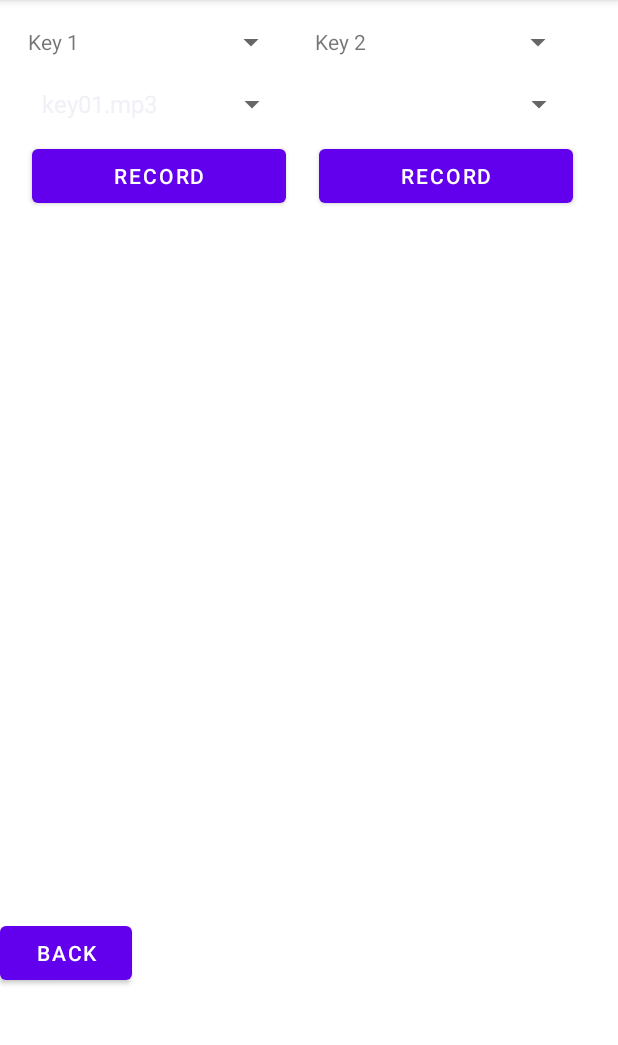
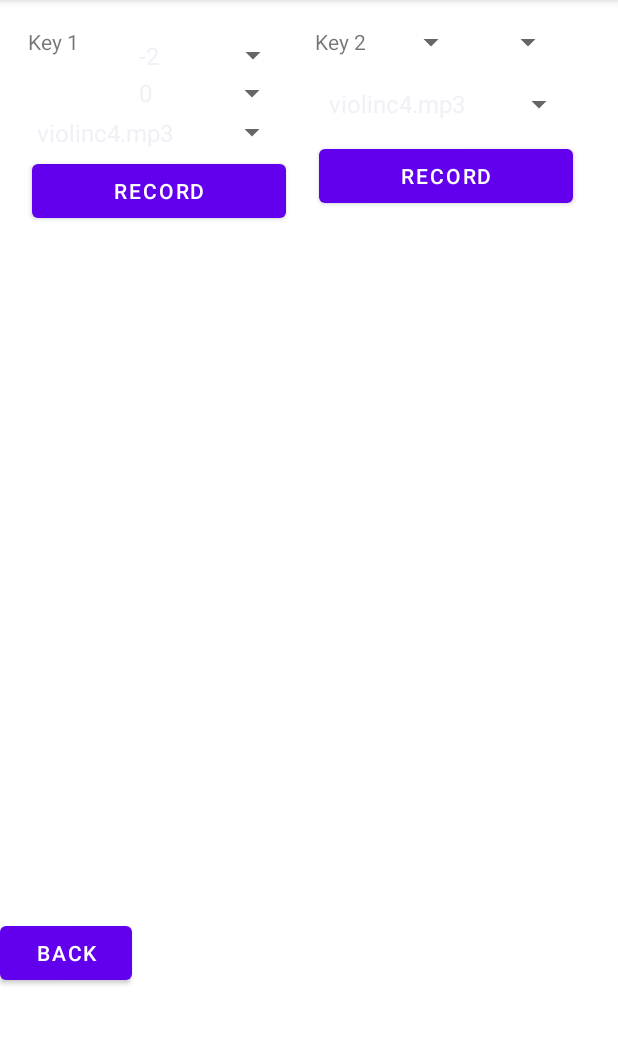
Before and after one commit to TheCatchyName/GyroSound, an Android app: the screen it shows after launch (EditSound), after a tap on "EDIT SOUND", on a phone screen of 412 x 824 dp, the part 84-1129 px from its top. Run offline under Robolectric (Android 15) with nearby library versions, the phone set to English and light mode, and no system bars; 3 statements that could not run were skipped.

Commit message:
feat(pitch): added octave and semitone selection for 1 button

```diff
--- a/app/src/main/java/sg/marcu/gyrosound/DataRepository.kt
+++ b/app/src/main/java/sg/marcu/gyrosound/DataRepository.kt
@@ -9,7 +9,8 @@ class DataRepository{
     private var mLiveSounds = MutableLiveData<HashMap<Int, File>>()
     private var mSoundSelections = IntArray(8)
     private var mSoundStreams = IntArray(8)
-    private var mPitches = FloatArray(8)
+    private var mSemitones = IntArray(8)
+    private var mOctaves = IntArray(8)
 
     companion object {
         private var INSTANCE: DataRepository? = null
@@ -45,11 +46,19 @@ class DataRepository{
         return mSoundStreams
     }
 
-    fun setPitch(pitchArray: FloatArray) {
-        mPitches = pitchArray
+    fun setSemitone(semitoneArray: IntArray) {
+        mSemitones = semitoneArray
     }
 
-    fun getPitch(): FloatArray {
-        return mPitches
+    fun getSemitone(): IntArray {
+        return mSemitones
+    }
+
+    fun setOctave(octaveArray: IntArray) {
+        mOctaves = octaveArray
+    }
+
+    fun getOctave(): IntArray {
+        return mOctaves
     }
 }
--- a/app/src/main/java/sg/marcu/gyrosound/EditKeyFragment.kt
+++ b/app/src/main/java/sg/marcu/gyrosound/EditKeyFragment.kt
@@ -13,12 +13,10 @@ import android.util.Log
 import android.view.LayoutInflater
 import android.view.View
 import android.view.ViewGroup
-import android.widget.AdapterView
+import android.widget.*
 import android.widget.AdapterView.OnItemSelectedListener
-import android.widget.ArrayAdapter
-import android.widget.Button
-import android.widget.Spinner
 import androidx.annotation.RequiresApi
+import androidx.constraintlayout.widget.ConstraintLayout
 import androidx.core.app.ActivityCompat
 import androidx.core.content.ContextCompat
 import androidx.fragment.app.Fragment
@@ -35,7 +33,7 @@ class EditKeyFragment() : Fragment() {
 
     private var soundFiles = hashMapOf<Int, File>()
 
-    private var buttonNum: Int = 0
+//    private var buttonNum: Int = 0
 
     private lateinit var recordButton: Button
 
@@ -64,13 +62,13 @@ class EditKeyFragment() : Fragment() {
     override fun onStart() {
         super.onStart()
 
-        buttonNum = (activity as EditSound).getButtonNum(this)
+//        buttonNum = (activity as EditSound).getButtonNum(this)
 
         //viewModel.addSoundFile(File("/storage"))
 
         viewModel.getSoundFiles().observe(viewLifecycleOwner, {
             soundFiles = it
-            setSpinner()
+            setAllButtons()
         })
 
         val audioDir = File(requireActivity().getExternalFilesDir(Environment.DIRECTORY_MUSIC), "AudioMemos")
@@ -128,9 +126,76 @@ class EditKeyFragment() : Fragment() {
         }
     }
 
-    fun setSpinner(){
+    fun setAllButtons() {
+
+        val tab = requireActivity().findViewById<TableLayout>(R.id.editTableLayout)
+        var buttonNum = 0
+        for (i in 0..tab.childCount - 1) {
+            val row = tab.getChildAt(i) as TableRow
+            for (j in 0..row.childCount - 1) {
+                val constraintLayout = row.getChildAt(j) as ConstraintLayout
+                val pitchSpinner = constraintLayout.getChildAt(1) as Spinner
+                setSemitoneSpinner(pitchSpinner, buttonNum)
+                val octaveSpinner = constraintLayout.getChildAt(2) as Spinner
+                setOctaveSpinner(octaveSpinner, buttonNum)
+                val soundSpinner = constraintLayout.getChildAt(3) as Spinner
+                setSoundSpinner(soundSpinner, buttonNum)
+                val recordButton = constraintLayout.getChildAt(4) as Button
+                buttonNum += 1
+            }
+        }
+
+    }
+
+    fun setSemitoneSpinner(spinner: Spinner, buttonNum: Int) {
+
+        spinnerAdapterInstance = ArrayAdapter<String>(requireActivity().applicationContext, android.R.layout.simple_spinner_item, arrayOf("-6","-5","-4","-3","-2","-1","0","+1","+2","+3","+4","+5","+6"))
+        spinner.adapter = spinnerAdapterInstance
+
+        val existingSelection = viewModel.getSelectedSemitone(buttonNum) //get the viewmodel's existing selection
+        spinner.setSelection(spinnerAdapterInstance.getPosition(existingSelection.toString())) //find the equivalent position on the spinner, then set it to the active selection
+
+        spinner.onItemSelectedListener = object: OnItemSelectedListener{
+            override fun onNothingSelected(p0: AdapterView<*>?) {
+                TODO("Not yet implemented")
+            }
+
+            override fun onItemSelected(p0: AdapterView<*>?, p1: View?, p2: Int, p3: Long) {
+                if (p0 !== null) {
+                    val pickedSemitone = p0.getItemAtPosition(p2).toString().toInt()
+                    viewModel.setSemitone(buttonNum, pickedSemitone)
+                }
+            }
+        }
+
+    }
+
+    fun setOctaveSpinner(spinner: Spinner, buttonNum: Int) {
+
+        spinnerAdapterInstance = ArrayAdapter<String>(requireActivity().applicationContext, android.R.layout.simple_spinner_item, arrayOf("-3","-2","-1","0","+1","+2","+3"))
+        spinner.adapter = spinnerAdapterInstance
+
+        val existingSelection = viewModel.getSelectedOctave(buttonNum) //get the viewmodel's existing selection
+        spinner.setSelection(spinnerAdapterInstance.getPosition(existingSelection.toString())) //find the equivalent position on the spinner, then set it to the active selection
+
+        spinner.onItemSelectedListener = object: OnItemSelectedListener{
+            override fun onNothingSelected(p0: AdapterView<*>?) {
+                TODO("Not yet implemented")
+            }
+
+            override fun onItemSelected(p0: AdapterView<*>?, p1: View?, p2: Int, p3: Long) {
+                if (p0 !== null) {
+                    val pickedOctave = p0.getItemAtPosition(p2).toString().toInt()
+                    viewModel.setOctave(buttonNum, pickedOctave)
+                }
+            }
+        }
+
+    }
+
+    fun setSoundSpinner(spinner: Spinner, buttonNum: Int){
         spinnerAdapterInstance = ArrayAdapter<String>(requireActivity().applicationContext, android.R.layout.simple_spinner_item, soundFiles.map{k -> k.value.toString().split("/")[k.value.toString().split("/").size - 1]})
-        val spinner = requireActivity().findViewById<Spinner>(R.id.sound_spinner0)
+//        val spinner = requireActivity().findViewById<Spinner>(R.id.sound_spinner0)
         spinner.adapter = spinnerAdapterInstance
 
         spinner.setSelection(viewModel.getSoundSelected(buttonNum) - 1)
--- a/app/src/main/java/sg/marcu/gyrosound/KeyFragment.kt
+++ b/app/src/main/java/sg/marcu/gyrosound/KeyFragment.kt
@@ -46,22 +46,15 @@ class KeyFragment: Fragment(), View.OnTouchListener {
             }
         }
 
-        viewModel.setSelection(0, 1)
-        viewModel.setSelection(1, 1)
-        viewModel.setSelection(2, 1)
-        viewModel.setSelection(3, 1)
-        viewModel.setSelection(4, 3)
-        viewModel.setSelection(5, 3)
-        viewModel.setSelection(6, 3)
-        viewModel.setSelection(7, 3)
-        viewModel.setBaseFreq(0, 1.0f)
-        viewModel.setBaseFreq(1, 2.0f)
-        viewModel.setBaseFreq(2, 4.0f)
-        viewModel.setBaseFreq(3, 8.0f)
-        viewModel.setBaseFreq(4, 1.0f)
-        viewModel.setBaseFreq(5, 2.0f)
-        viewModel.setBaseFreq(6, 4.0f)
-        viewModel.setBaseFreq(7, 8.0f)
+//        viewModel.setSelection(0, 3)
+//        viewModel.setSelection(1, 3)
+//        viewModel.setSelection(2, 3)
+//        viewModel.setSelection(3, 3)
+//        viewModel.setSelection(4, 3)
+//        viewModel.setSelection(5, 3)
+//        viewModel.setSelection(6, 3)
+//        viewModel.setSelection(7, 3)
+//        viewModel.initBaseSemitones()
     }
 
 
--- a/app/src/main/java/sg/marcu/gyrosound/MainActivity.kt
+++ b/app/src/main/java/sg/marcu/gyrosound/MainActivity.kt
@@ -52,6 +52,8 @@ class MainActivity : AppCompatActivity(), SensorEventListener, LifecycleOwner {
         writeRawFileToExternal("violinc4.mp3", R.raw.violinc4)
 
         Log.d("CheckViewModel", "Main Activity ${viewModel}")
+
+        viewModel.init()
 
         /*
         supportFragmentManager
--- a/app/src/main/java/sg/marcu/gyrosound/MainActivityViewModel.kt
+++ b/app/src/main/java/sg/marcu/gyrosound/MainActivityViewModel.kt
@@ -17,13 +17,15 @@ class MainActivityViewModel(application: Application) : AndroidViewModel(applica
     private var soundSelections = IntArray(8) // the soundSelections (any int) of button 1 to 8 (aka the track id that is selected, number ranges from 1 to as many tracks as therer are)
     private var streamIds = IntArray(8) // the streamid (any int) of button 1 to 8 (stream ids are generated dynamically)
     private var sounds: HashMap<Int, File> = hashMapOf<Int, File>() //maps soundid to soundfile
-    private var pitches = FloatArray(8)
+    private var semitone = IntArray(8)
+    private var octave = IntArray(8)
 
     private var liveSounds = MutableLiveData<HashMap<Int,File>>()
     private var liveSoundSelection: MutableLiveData<IntArray> = MutableLiveData<IntArray>()
 
     private var _freq = MutableLiveData<Float>() //global frequency modiifier according tto gyroscope
     private var baseVal = 1.25f
+    private var two = 2.0f
 
     fun addSoundFile(file: File ) {
         val newSoundId = soundPool.load(file.absolutePath ?: "", 1) // load the corresponding track
@@ -45,12 +47,13 @@ class MainActivityViewModel(application: Application) : AndroidViewModel(applica
     fun playSound(buttonNum: Int) {
         soundSelections = DataRepository.getInstance().getSoundSelection()
         streamIds = DataRepository.getInstance().getStreamId()
-        pitches = DataRepository.getInstance().getPitch()
+        semitone = DataRepository.getInstance().getSemitone()
+        octave = DataRepository.getInstance().getOctave()
         if (streamIds[buttonNum] != 0) {
             soundPool.resume(streamIds[buttonNum])
             Log.d("sounds", "resume playing: stream: ${streamIds[buttonNum]}, buttonnnum: $buttonNum, soundid: ${soundSelections[buttonNum]}")
         } else {
-            val newStreamId = soundPool.play(soundSelections[buttonNum], 1F, 1F, 0, -1, _freq.value!!.toFloat() * pitches[buttonNum])
+            val newStreamId = soundPool.play(soundSelections[buttonNum], 1F, 1F, 0, -1, baseVal.pow(_freq.value!!.toFloat()) * two.pow((semitone[buttonNum] + 12 * octave[buttonNum])/12))
             streamIds[buttonNum] = newStreamId
             DataRepository.getInstance().setStreamId(streamIds)
             Log.d("sounds", "created: newStreamId: ${newStreamId}, buttonnnum: $buttonNum, soundid: ${soundSelections[buttonNum]}")
@@ -62,19 +65,45 @@ class MainActivityViewModel(application: Application) : AndroidViewModel(applica
 //        streamIds[buttonNum] = 0
     }
 
-    fun changeFreq(newFreq: Float) {
+    fun changeFreq(newFreq: Float) { //sets the base frequency according to gyroscope inout
         _freq.value = newFreq
-        pitches = DataRepository.getInstance().getPitch()
-        for (buttonNumber in streamIds) { //iterate through all buttons and change their stream if it is not 0
-            if (streamIds[buttonNumber] != 0) {
-                soundPool.setRate(streamIds[buttonNumber], baseVal.pow(_freq.value!!) * pitches[buttonNumber])
+        semitone = DataRepository.getInstance().getSemitone()
+        octave = DataRepository.getInstance().getOctave()
+        for (buttonNum in streamIds) { //iterate through all buttons and change their stream if it is not 0
+            if (streamIds[buttonNum] != 0) {
+                soundPool.setRate(streamIds[buttonNum], baseVal.pow(_freq.value!!.toFloat()) * two.pow((semitone[buttonNum] + 12 * octave[buttonNum])/12))
             }
         }
     }
 
-    fun setBaseFreq(buttonNum: Int, freqFloat: Float) {
-        pitches[buttonNum] = freqFloat
-        DataRepository.getInstance().setPitch(pitches)
+    fun setSemitone(buttonNum: Int, newSemitone: Int) {
+        semitone[buttonNum] = newSemitone
+        DataRepository.getInstance().setSemitone(semitone)
+        Log.d("sounds", "set semitone for buttonnnum $buttonNum, semitone selection: ${newSemitone}")
+    }
+
+    fun getSelectedSemitone(buttonNum: Int): Int {
+        return DataRepository.getInstance().getSemitone()[buttonNum]
+    }
+
+    fun getSelectedOctave(buttonNum: Int): Int {
+        return DataRepository.getInstance().getOctave()[buttonNum]
+    }
+
+    fun setOctave(buttonNum: Int, newOctave: Int) {
+        octave[buttonNum] = newOctave
+        DataRepository.getInstance().setOctave(octave)
+        Log.d("sounds", "set octave for buttonnnum $buttonNum, octave selection: ${newOctave}")
+    }
+
+    fun init() {
+        var semitoneBase = -2
+        for (i in 0 .. 7) {
+            setSemitone(i, semitoneBase)
+            setOctave(i, 0)
+            setSelection(i, 3)
+            semitoneBase += 1
+        }
     }
 
     fun getSoundFiles(): LiveData<HashMap<Int,File>> {
--- a/app/src/main/res/layout/fragment_edit_key.xml
+++ b/app/src/main/res/layout/fragment_edit_key.xml
@@ -9,6 +9,7 @@
     tools:context=".EditKeyFragment">
 
     <TableLayout
+        android:id="@+id/editTableLayout"
         android:layout_width="384dp"
         android:layout_height="601dp"
         android:layout_margin="10dp"
@@ -22,7 +23,7 @@
 
             <androidx.constraintlayout.widget.ConstraintLayout
                 android:layout_width="191dp"
-                android:layout_height="130dp">
+                android:layout_height="150dp">
 
                 <TextView
                     android:id="@+id/textView0"
@@ -36,29 +37,42 @@
                     app:layout_constraintTop_toTopOf="parent" />
 
                 <Spinner
+                    android:id="@+id/pitch_spinner0"
+                    android:layout_width="108dp"
+                    android:layout_height="30dp"
+                    android:layout_marginTop="12dp"
+                    android:contentDescription="change pitch"
+                    android:tag="0"
+                    app:layout_constraintEnd_toEndOf="parent"
+                    app:layout_constraintHorizontal_bias="0.788"
+                    app:layout_constraintStart_toEndOf="@+id/textView0"
+                    app:layout_constraintTop_toTopOf="parent"
+                    tools:ignore="TouchTargetSizeCheck" />
+
+                <Spinner
+                    android:id="@+id/octave_spinner0"
+                    android:layout_width="107dp"
+                    android:layout_height="24dp"
+                    android:layout_marginTop="40dp"
+                    android:contentDescription="change pitch"
+                    android:tag="0"
+                    app:layout_constraintEnd_toEndOf="parent"
+                    app:layout_constraintHorizontal_bias="0.892"
+                    app:layout_constraintStart_toStartOf="parent"
+                    app:layout_constraintTop_toTopOf="parent"
+                    tools:ignore="TouchTargetSizeCheck" />
+
+                <Spinner
                     android:id="@+id/sound_spinner0"
-                    android:layout_width="172dp"
-                    android:layout_height="48dp"
-                    android:layout_marginTop="8dp"
+                    android:layout_width="175dp"
+                    android:layout_height="30dp"
+                    android:layout_marginTop="36dp"
                     android:contentDescription="Recorded Sounds"
                     android:tag="0"
                     app:layout_constraintEnd_toEndOf="parent"
-                    app:layout_constraintHorizontal_bias="0.503"
+                    app:layout_constraintHorizontal_bias="0.421"
                     app:layout_constraintStart_toStartOf="parent"
                     app:layout_constraintTop_toBottomOf="@+id/textView0" />
-
-                <Spinner
-                    android:id="@+id/pitch_spinner0"
-                    android:layout_width="131dp"
-                    android:layout_height="19dp"
-                    android:layout_marginTop="8dp"
-                    android:contentDescription="change pitch"
-                    android:tag="0"
-                    app:layout_constraintEnd_toEndOf="parent"
-                    app:layout_constraintHorizontal_bias="0.411"
-                    app:layout_constraintStart_toEndOf="@+id/textView0"
-                    app:layout_constraintTop_toTopOf="parent"
-                    tools:ignore="TouchTargetSizeCheck" />
 
                 <Button
                     android:id="@+id/record_button0"
@@ -92,6 +106,32 @@
                     app:layout_constraintTop_toTopOf="parent" />
 
                 <Spinner
+                    android:id="@+id/pitch_spinner1"
+                    android:layout_width="53dp"
+                    android:layout_height="19dp"
+                    android:layout_marginTop="8dp"
+                    android:contentDescription="change pitch"
+                    android:tag="0"
+                    app:layout_constraintEnd_toEndOf="parent"
+                    app:layout_constraintHorizontal_bias="0.147"
+                    app:layout_constraintStart_toEndOf="@+id/textView1"
+                    app:layout_constraintTop_toTopOf="parent"
+                    tools:ignore="TouchTargetSizeCheck" />
+
+                <Spinner
+                    android:id="@+id/octave_spinner1"
+                    android:layout_width="53dp"
+                    android:layout_height="19dp"
+                    android:layout_marginTop="8dp"
+                    android:contentDescription="change pitch"
+                    android:tag="0"
+                    app:layout_constraintEnd_toEndOf="parent"
+                    app:layout_constraintHorizontal_bias="0.411"
+                    app:layout_constraintStart_toEndOf="@id/pitch_spinner1"
+                    app:layout_constraintTop_toTopOf="parent"
+                    tools:ignore="TouchTargetSizeCheck" />
+
+                <Spinner
                     android:id="@+id/sound_spinner1"
                     android:layout_width="172dp"
                     android:layout_height="48dp"
@@ -102,19 +142,6 @@
                     app:layout_constraintHorizontal_bias="0.503"
                     app:layout_constraintStart_toStartOf="parent"
                     app:layout_constraintTop_toBottomOf="@+id/textView1" />
-
-                <Spinner
-                    android:id="@+id/pitch_spinner1"
-                    android:layout_width="131dp"
-                    android:layout_height="19dp"
-                    android:layout_marginTop="8dp"
-                    android:contentDescription="change pitch"
-                    android:tag="0"
-                    app:layout_constraintEnd_toEndOf="parent"
-                    app:layout_constraintHorizontal_bias="0.411"
-                    app:layout_constraintStart_toEndOf="@+id/textView1"
-                    app:layout_constraintTop_toTopOf="parent"
-                    tools:ignore="TouchTargetSizeCheck" />
 
                 <Button
                     android:id="@+id/record_button1"
```
